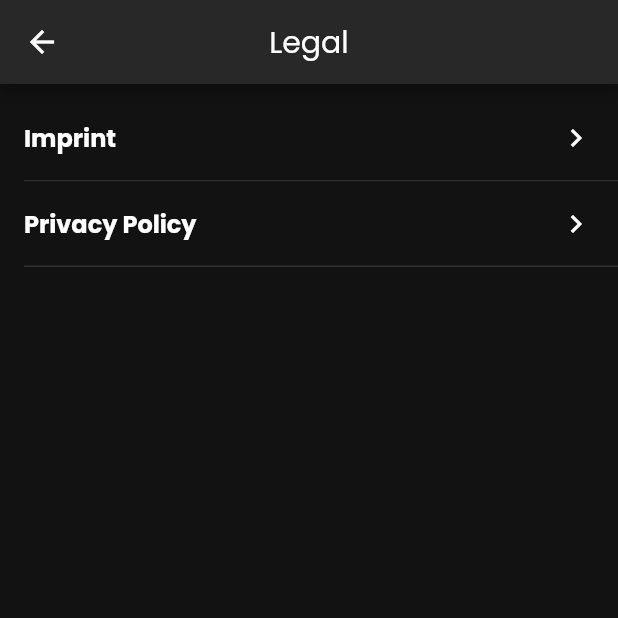
After one commit to KODI-Kommunen-Digital/KODIApp_WalDi, a Flutter app: the SettingsScreen screen opened by its route, after a tap on "Legal", on a phone screen of 412 x 824 dp, the top half of it. The commit adds this screen. Run offline on Flutter 3.47's test engine with Material 2 defaults, Android fonts, the phone set to English and light mode, and no system bars; our stand-ins replace bloc, device_info, dio, dotted_border, flutter_bloc, freezed_annotation and 7 more; missing offline and left inert: flutter_loggy, flutter_svprogresshud; accounts and stored records are empty.

Commit message:
Add settings and change password screen. Also add imprint and privacy document screen

```diff
--- a/lib/src/presentation/cubit/app_bloc.dart
+++ b/lib/src/presentation/cubit/app_bloc.dart
@@ -2,6 +2,7 @@ import 'package:flutter_bloc/flutter_bloc.dart';
 import 'package:heidi/src/presentation/cubit/authentication/authentication_cubit.dart';
 import 'package:heidi/src/presentation/cubit/user/user_cubit.dart';
 import 'package:heidi/src/presentation/main/account/account_profile/cubit/account_cubit.dart';
+import 'package:heidi/src/presentation/main/account/change_password/cubit/change_password_cubit.dart';
 import 'package:heidi/src/presentation/main/account/edit_profile/cubit/edit_profile_cubit.dart';
 import 'package:heidi/src/presentation/main/login/forgot_password/cubit/forgot_password_cubit.dart';
 import 'package:heidi/src/presentation/main/login/signin/cubit/login_cubit.dart';
@@ -20,6 +21,7 @@ class AppBloc {
   static final signupCubit = SignUpCubit();
   static final editProfileCubit = EditProfileCubit();
   static final forgotPasswordCubit = ForgotPasswordCubit();
+  static final changePasswordCubit = ChangePasswordCubit();
   // static final homeCubit = HomeCubit();
   // static final wishListCubit = WishListCubit();
   // static final reviewCubit = ReviewCubit();
@@ -61,6 +63,9 @@ class AppBloc {
     ),
     BlocProvider<EditProfileCubit>(
       create: (context) => editProfileCubit,
+    ),
+    BlocProvider<ChangePasswordCubit>(
+      create: (context) => changePasswordCubit,
     ),
     // BlocProvider<HomeCubit>(
     //   create: (context) => homeCubit,
--- a/lib/src/presentation/cubit/user/user_cubit.dart
+++ b/lib/src/presentation/cubit/user/user_cubit.dart
@@ -41,4 +41,5 @@ class UserCubit extends Cubit<UserModel?> {
     UserRepository.deleteUser();
     emit(null);
   }
+
 }
--- /dev/null
+++ b/lib/src/presentation/main/account/change_password/cubit/change_password_cubit.dart
@@ -0,0 +1,13 @@
+import 'package:bloc/bloc.dart';
+import 'package:heidi/src/data/repository/user_repository.dart';
+import 'package:heidi/src/presentation/main/account/change_password/cubit/change_password_state.dart';
+
+class ChangePasswordCubit extends Cubit<ChangePasswordState> {
+  ChangePasswordCubit() : super(const ChangePasswordState.loading());
+
+  Future<bool> onChangePassword(
+      String currentPassword, String newPassword) async {
+    return await UserRepository.changePassword(
+        currentPassword: currentPassword, password: newPassword);
+  }
+}
--- /dev/null
+++ b/lib/src/presentation/main/account/legal/legal.dart
@@ -0,0 +1,89 @@
+import 'package:flutter/material.dart';
+import 'package:heidi/src/presentation/widget/app_list_title.dart';
+import 'package:heidi/src/utils/configs/language.dart';
+import 'package:heidi/src/utils/translate.dart';
+import 'package:url_launcher/url_launcher.dart';
+
+class LegalScreen extends StatefulWidget {
+  const LegalScreen({Key? key}) : super(key: key);
+
+  @override
+  State<LegalScreen> createState() => _LegalScreenState();
+}
+
+class _LegalScreenState extends State<LegalScreen> {
+  @override
+  void initState() {
+    super.initState();
+  }
+
+  @override
+  void dispose() {
+    super.dispose();
+  }
+
+  Future<void> _makeAction(String link) async {
+    if (await canLaunchUrl(
+      Uri.parse(link),
+    )) {
+      await launchUrl( Uri.parse(link),
+        mode: LaunchMode.inAppWebView,
+      );
+    } else {
+      throw 'Could not launch $link';
+    }
+  }
+
+  @override
+  Widget build(BuildContext context) {
+    return Scaffold(
+      appBar: AppBar(
+        centerTitle: true,
+        title: Text(
+          Translate.of(context).translate('legal'),
+        ),
+      ),
+      body: SafeArea(
+        child: ListView(
+          padding: const EdgeInsets.symmetric(vertical: 8),
+          children: <Widget>[
+            AppListTitle(
+              title: Translate.of(context).translate('imprint'),
+              onPressed: () {
+                _makeAction('https://app.smartregion-auf.de/ImprintPage');
+              },
+              trailing: Row(
+                children: <Widget>[
+                  RotatedBox(
+                    quarterTurns: AppLanguage.isRTL() ? 2 : 0,
+                    child: const Icon(
+                      Icons.keyboard_arrow_right,
+                      textDirection: TextDirection.ltr,
+                    ),
+                  ),
+                ],
+              ),
+            ),
+            AppListTitle(
+              title: Translate.of(context).translate('privacy_policy'),
+              onPressed: () {
+                _makeAction('https://app.smartregion-auf.de/PrivacyPolicy');
+              },
+              trailing: Row(
+                children: <Widget>[
+                  RotatedBox(
+                    quarterTurns: AppLanguage.isRTL() ? 2 : 0,
+                    child: const Icon(
+                      Icons.keyboard_arrow_right,
+                      textDirection: TextDirection.ltr,
+                    ),
+                  ),
+                ],
+              ),
+            ),
+          ],
+        ),
+      ),
+    );
+  }
+}
--- /dev/null
+++ b/lib/src/presentation/main/account/setting/settings_screen.dart
@@ -0,0 +1,79 @@
+import 'package:flutter/cupertino.dart';
+import 'package:flutter/material.dart';
+import 'package:heidi/src/presentation/widget/app_list_title.dart';
+import 'package:heidi/src/utils/configs/language.dart';
+import 'package:heidi/src/utils/configs/routes.dart';
+import 'package:heidi/src/utils/translate.dart';
+class SettingsScreen extends StatefulWidget {
+  const SettingsScreen({Key? key}) : super(key: key);
+
+  @override
+  State<SettingsScreen> createState() => _SettingsScreenState();
+}
+
+class _SettingsScreenState extends State<SettingsScreen> {
+  bool _receiveNotification = true;
+
+  @override
+  void initState() {
+    super.initState();
+  }
+
+  @override
+  void dispose() {
+    super.dispose();
+  }
+
+  void _onNavigate(String route) {
+    Navigator.pushNamed(context, route);
+  }
+
+
+  @override
+  Widget build(BuildContext context) {
+    return Scaffold(
+      appBar: AppBar(
+        centerTitle: true,
+        title: Text(
+          Translate.of(context).translate('setting'),
+        ),
+      ),
+      body: SafeArea(
+        child: ListView(
+          padding: const EdgeInsets.symmetric(vertical: 8),
+          children: <Widget>[
+            AppListTitle(
+              title: Translate.of(context).translate('notification'),
+              trailing: CupertinoSwitch(
+                activeColor: Theme.of(context).primaryColor,
+                value: _receiveNotification,
+                onChanged: (value) {
+                  setState(() {
+                    _receiveNotification = value;
+                  });
+                },
+              ),
+            ),
+            AppListTitle(
+              title: Translate.of(context).translate('legal'),
+              onPressed: () {
+                _onNavigate(Routes.legal);
+              },
+              trailing: Row(
+                children: <Widget>[
+                  RotatedBox(
+                    quarterTurns: AppLanguage.isRTL() ? 2 : 0,
+                    child: const Icon(
+                      Icons.keyboard_arrow_right,
+                      textDirection: TextDirection.ltr,
+                    ),
+                  ),
+                ],
+              ),
+            ),
+          ],
+        ),
+      ),
+    );
+  }
+}
--- a/lib/src/utils/configs/routes.dart
+++ b/lib/src/utils/configs/routes.dart
@@ -1,5 +1,10 @@
 import 'package:flutter/material.dart';
+import 'package:heidi/src/presentation/main/account/change_password/change_password_screen.dart';
 import 'package:heidi/src/presentation/main/account/edit_profile/edit_profile_screen.dart';
+import 'package:heidi/src/presentation/main/account/legal/imprint/imprint.dart';
+import 'package:heidi/src/presentation/main/account/legal/legal.dart';
+import 'package:heidi/src/presentation/main/account/legal/privacy_policy/privacy.dart';
+import 'package:heidi/src/presentation/main/account/setting/settings_screen.dart';
 import 'package:heidi/src/presentation/main/login/forgot_password/forgot_password_screen.dart';
 import 'package:heidi/src/presentation/main/login/signin/signin_screen.dart';
 import 'package:heidi/src/presentation/main/login/signup/signup.dart';
@@ -85,6 +90,41 @@ class Routes {
           },
         );
 
+        case setting:
+        return MaterialPageRoute(
+          builder: (context) {
+            return const SettingsScreen();
+          },
+        );
+
+        case changePassword:
+        return MaterialPageRoute(
+          builder: (context) {
+            return const ChangePasswordScreen();
+          },
+        );
+
+        case legal:
+        return MaterialPageRoute(
+          builder: (context) {
+            return const LegalScreen();
+          },
+        );
+
+        case imprint:
+        return MaterialPageRoute(
+          builder: (context) {
+            return const ImprintScreen();
+          },
+        );
+
+        case privacy:
+        return MaterialPageRoute(
+          builder: (context) {
+            return const PrivacyScreen();
+          },
+        );
+
       default:
         const SignInScreen();
 
--- a/pubspec.yaml
+++ b/pubspec.yaml
@@ -45,6 +45,7 @@ dependencies:
   ### Device Permission
   device_info: 2.0.3
   permission_handler: ^10.2.0
+  url_launcher: 6.1.12
 
   ### Location
   location: 4.4.0
```
Also changed, not shown: lib/src/data/model/model_imprint.dart (added, +30 -0 lines), lib/src/data/model/model_privacy.dart (added, +30 -0 lines), lib/src/data/repository/user_repository.dart (+18 -1 lines), lib/src/presentation/main/account/change_password/change_password_screen.dart (+153 -0 lines), lib/src/presentation/main/account/change_password/cubit/change_password_state.dart (added, +13 -0 lines), lib/src/presentation/main/account/legal/imprint/imprint.dart (added, +83 -0 lines), lib/src/presentation/main/account/legal/privacy_policy/privacy.dart (added, +81 -0 lines), lib/src/presentation/main/account/change_password/cubit/change_password_state.freezed.dart (added), lib/src/presentation/main/account/settings/settings_screen.dart (deleted), pubspec.lock, 6 other files.
